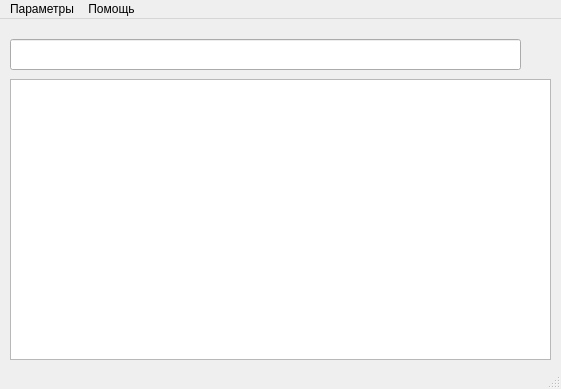
First picture: the form in Dialog_Out/dialog.ui, repository MaximLitov/531, before the edit.
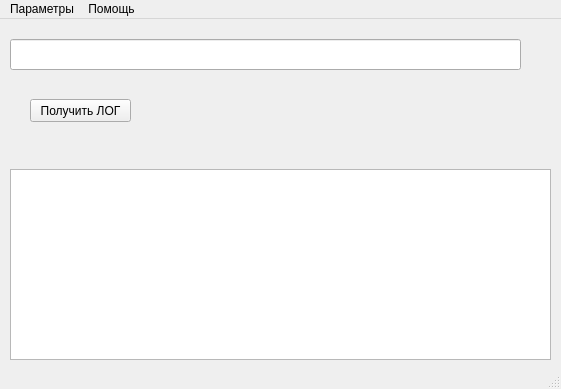
Second picture: the form after the edit. Icons and pictures are not drawn.

What changed in the file:
```diff
--- a/Dialog_Out/dialog.ui
+++ b/Dialog_Out/dialog.ui
@@ -28,9 +28,9 @@
     <property name="geometry">
      <rect>
       <x>10</x>
-      <y>60</y>
+      <y>150</y>
       <width>541</width>
-      <height>281</height>
+      <height>191</height>
      </rect>
     </property>
     <property name="sizeIncrement">
@@ -65,6 +65,19 @@
      <pixmap resource="Mig.qrc">:/Migalka/Images/circle_green.png</pixmap>
     </property>
    </widget>
+   <widget class="QPushButton" name="pushButton">
+    <property name="geometry">
+     <rect>
+      <x>30</x>
+      <y>80</y>
+      <width>101</width>
+      <height>23</height>
+     </rect>
+    </property>
+    <property name="text">
+     <string>Получить ЛОГ</string>
+    </property>
+   </widget>
   </widget>
   <widget class="QMenuBar" name="menubar">
    <property name="geometry">
```
Left out of the diff: 12 changed lines with no effect on the pictures.
